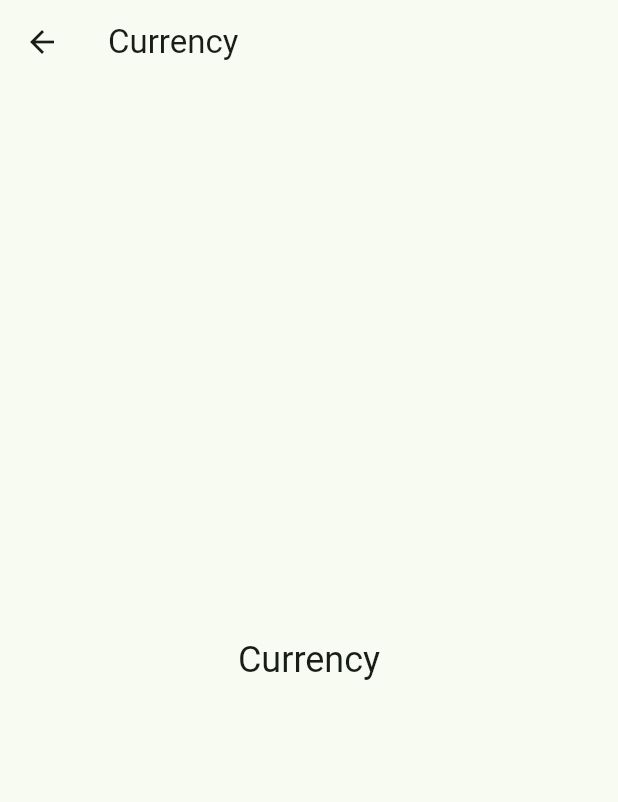
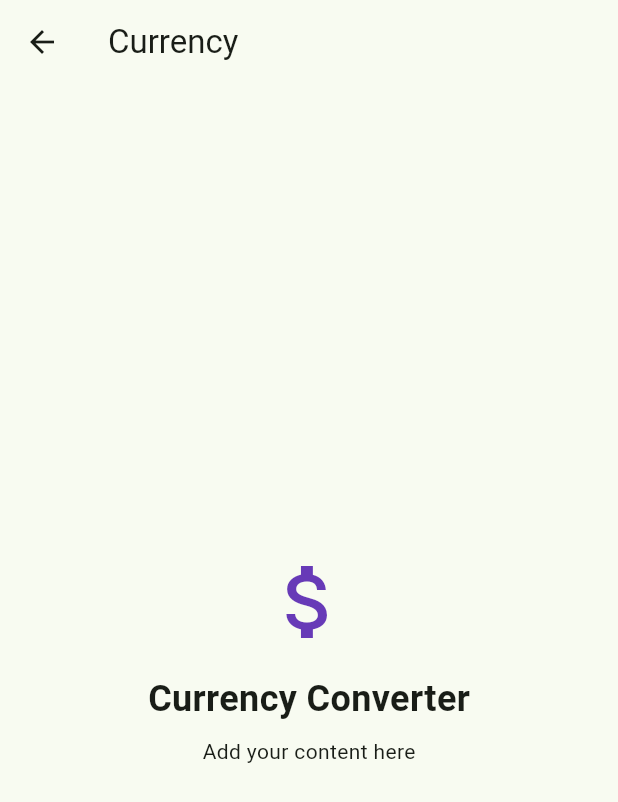
Before and after one commit to Abhimaan-kumar/LifeLense, a Flutter app: the screen it shows after launch, after a tap on "Currency", on a phone screen of 412 x 824 dp. Shown: the top 802 px of the screen. Run offline on Flutter 3.47's test engine with Material 3 defaults, Android fonts, the phone set to English and light mode, and no system bars.

Commit message:
Making scalable by screens and widgets directory

```diff
--- a/lib/main.dart
+++ b/lib/main.dart
@@ -1,4 +1,16 @@
 import 'package:flutter/material.dart';
+import 'screens/read_anything_screen.dart';
+import 'screens/currency_screen.dart';
+import 'screens/navigate_screen.dart';
+import 'screens/object_recognition_screen.dart';
+import 'screens/scene_captioning_screen.dart';
+import 'screens/person_identification_screen.dart';
+import 'screens/color_screen.dart';
+import 'screens/talk_with_voluntary_screen.dart';
+import 'screens/ai_buddy_screen.dart';
+import 'screens/emergency_screen.dart';
+import 'widgets/menu_option.dart';
+import 'widgets/menu_card.dart';
 
 void main() {
   runApp(const MyApp());
@@ -29,18 +41,17 @@ class MyHomePage extends StatelessWidget {
 
   @override
   Widget build(BuildContext context) {
-    final List<_MenuOption> options = [
-      _MenuOption('Read Anything', Icons.book, const Color.fromARGB(255, 3, 153, 138), const SimplePage(title: 'Read Anything')),
-      _MenuOption('Currency', Icons.attach_money, Colors.deepPurple, const SimplePage(title: 'Currency')),
-      _MenuOption('Navigate', Icons.navigation, Colors.indigo, const SimplePage(title: 'Navigate')),
-      _MenuOption('Object Recognition', Icons.search, Colors.green, const SimplePage(title: 'Object Recognition')),
-      _MenuOption('Scene Captioning', Icons.camera_alt, const Color.fromARGB(255, 1, 142, 85), const SimplePage(title: 'Scene Captioning')),
-      _MenuOption('Person Identification', Icons.tag_faces_outlined, const Color.fromARGB(255, 207, 176, 103), const SimplePage(title: 'Person Identification')),
-      _MenuOption('Color', Icons.color_lens, const Color.fromARGB(255, 30, 121, 233), const SimplePage(title: 'Color')),
-      _MenuOption('Talk with Voluntary', Icons.phone_in_talk_rounded, const Color.fromARGB(255, 142, 73, 37), const SimplePage(title: 'Talk with Voluntary')),
-      _MenuOption('Time pass with AI buddy', Icons.chat_outlined, const Color.fromARGB(255, 105, 118, 30), const SimplePage(title: 'Time pass with AI buddy')),
-      _MenuOption('Emergency', Icons.emoji_people_rounded, const Color.fromARGB(255, 255, 0, 0), const SimplePage(title: 'Emergency'))
-
+    final List<MenuOption> options = [
+      MenuOption('Read Anything', Icons.book, const Color.fromARGB(255, 3, 153, 138), const ReadAnythingScreen()),
+      MenuOption('Currency', Icons.attach_money, Colors.deepPurple, const CurrencyScreen()),
+      MenuOption('Navigate', Icons.navigation, Colors.indigo, const NavigateScreen()),
+      MenuOption('Object Recognition', Icons.search, Colors.green, const ObjectRecognitionScreen()),
+      MenuOption('Scene Captioning', Icons.camera_alt, const Color.fromARGB(255, 1, 142, 85), const SceneCaptioningScreen()),
+      MenuOption('Person Identification', Icons.tag_faces_outlined, const Color.fromARGB(255, 207, 176, 103), const PersonIdentificationScreen()),
+      MenuOption('Color', Icons.color_lens, const Color.fromARGB(255, 30, 121, 233), const ColorScreen()),
+      MenuOption('Talk with Voluntary', Icons.phone_in_talk_rounded, const Color.fromARGB(255, 142, 73, 37), const TalkWithVoluntaryScreen()),
+      MenuOption('Time pass with AI buddy', Icons.chat_outlined, const Color.fromARGB(255, 105, 118, 30), const AIBuddyScreen()),
+      MenuOption('Emergency', Icons.emoji_people_rounded, const Color.fromARGB(255, 255, 0, 0), const EmergencyScreen())
     ];
 
     return Scaffold(
@@ -62,7 +73,7 @@ class MyHomePage extends StatelessWidget {
                 crossAxisCount: 2,
                 crossAxisSpacing: 20,
                 mainAxisSpacing: 20,
-                children: options.map((opt) => _MenuCard(option: opt)).toList(),
+                children: options.map((opt) => MenuCard(option: opt)).toList(),
               ),
             ),
           ],
@@ -71,66 +82,3 @@ class MyHomePage extends StatelessWidget {
     );
   }
 }
-
-class _MenuOption {
-  final String title;
-  final IconData icon;
-  final Color color;
-  final Widget page;
-
-  _MenuOption(this.title, this.icon, this.color, this.page);
-}
-
-class _MenuCard extends StatelessWidget {
-  final _MenuOption option;
-
-  const _MenuCard({required this.option});
-
-  @override
-  Widget build(BuildContext context) {
-    return Material(
-      color: option.color,
-      borderRadius: BorderRadius.circular(20),
-      child: InkWell(
-        borderRadius: BorderRadius.circular(20),
-        onTap: () {
-          Navigator.of(context).push(MaterialPageRoute(builder: (_) => option.page));
-        },
-        child: Padding(
-          padding: const EdgeInsets.all(16.0),
-          child: Column(
-            mainAxisAlignment: MainAxisAlignment.center,
-            children: [
-              Icon(option.icon, size: 48, color: Colors.white),
-              const SizedBox(height: 12),
-              Text(
-                option.title,
-                textAlign: TextAlign.center,
-                style: const TextStyle(color: Colors.white, fontSize: 16, fontWeight: FontWeight.w600),
-              ),
-            ],
-          ),
-        ),
-      ),
-    );
-  }
-}
-
-class SimplePage extends StatelessWidget {
-  final String title;
-
-  const SimplePage({super.key, required this.title});
-
-  @override
-  Widget build(BuildContext context) {
-    return Scaffold(
-      appBar: AppBar(title: Text(title)),
-      body: Center(
-        child: Text(
-          title,
-          style: Theme.of(context).textTheme.headlineSmall,
-        ),
-      ),
-    );
-  }
-}
--- /dev/null
+++ b/lib/screens/currency_screen.dart
@@ -0,0 +1,24 @@
+import 'package:flutter/material.dart';
+
+class CurrencyScreen extends StatelessWidget {
+  const CurrencyScreen({super.key});
+
+  @override
+  Widget build(BuildContext context) {
+    return Scaffold(
+      appBar: AppBar(title: const Text('Currency')),
+      body: Center(
+        child: Column(
+          mainAxisAlignment: MainAxisAlignment.center,
+          children: [
+            Icon(Icons.attach_money, size: 64, color: Colors.deepPurple),
+            const SizedBox(height: 16),
+            const Text('Currency Converter', style: TextStyle(fontSize: 24, fontWeight: FontWeight.bold)),
+            const SizedBox(height: 8),
+            const Text('Add your content here'),
+          ],
+        ),
+      ),
+    );
+  }
+}
--- /dev/null
+++ b/lib/widgets/menu_card.dart
@@ -0,0 +1,37 @@
+import 'package:flutter/material.dart';
+import 'menu_option.dart';
+
+class MenuCard extends StatelessWidget {
+  final MenuOption option;
+
+  const MenuCard({super.key, required this.option});
+
+  @override
+  Widget build(BuildContext context) {
+    return Material(
+      color: option.color,
+      borderRadius: BorderRadius.circular(20),
+      child: InkWell(
+        borderRadius: BorderRadius.circular(20),
+        onTap: () {
+          Navigator.of(context).push(MaterialPageRoute(builder: (_) => option.page));
+        },
+        child: Padding(
+          padding: const EdgeInsets.all(16.0),
+          child: Column(
+            mainAxisAlignment: MainAxisAlignment.center,
+            children: [
+              Icon(option.icon, size: 48, color: Colors.white),
+              const SizedBox(height: 12),
+              Text(
+                option.title,
+                textAlign: TextAlign.center,
+                style: const TextStyle(color: Colors.white, fontSize: 16, fontWeight: FontWeight.w600),
+              ),
+            ],
+          ),
+        ),
+      ),
+    );
+  }
+}
```
Also changed, not shown: lib/screens/ai_buddy_screen.dart (added, +24 -0 lines), lib/screens/color_screen.dart (added, +24 -0 lines), lib/screens/emergency_screen.dart (added, +27 -0 lines), lib/screens/navigate_screen.dart (added, +24 -0 lines), lib/screens/object_recognition_screen.dart (added, +24 -0 lines), lib/screens/person_identification_screen.dart (added, +24 -0 lines), lib/screens/read_anything_screen.dart (added, +24 -0 lines), lib/screens/scene_captioning_screen.dart (added, +24 -0 lines), lib/screens/talk_with_voluntary_screen.dart (added, +24 -0 lines), lib/widgets/menu_option.dart (added, +10 -0 lines).
